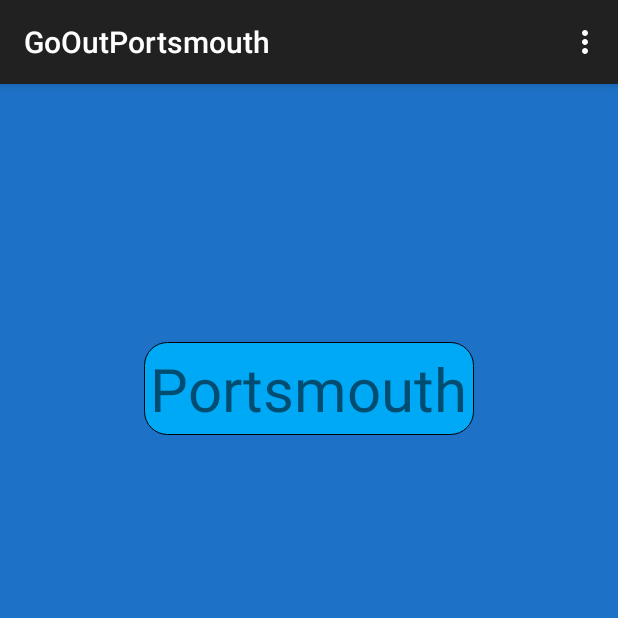
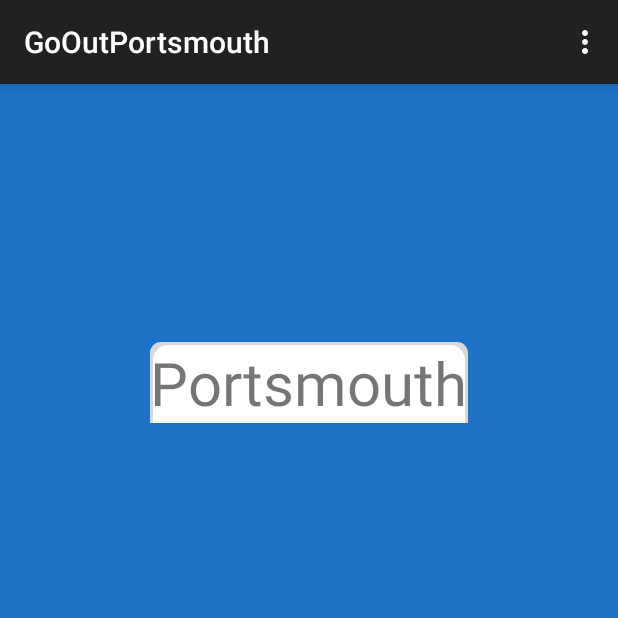
Before and after one commit to harrydet/GoOut, an Android app: the screen it shows after launch (MainActivity), on a phone screen of 412 x 824 dp, the top half of it. Run offline under Robolectric (Android 15) with nearby library versions, the phone set to English and light mode, and no system bars.

Commit message:
White Oval

```diff
--- a/app/src/main/res/drawable-hdpi/edittext.xml
+++ b/app/src/main/res/drawable-hdpi/edittext.xml
@@ -1,61 +1,27 @@
 <?xml version="1.0" encoding="utf-8"?>
-<selector xmlns:android="http://schemas.android.com/apk/res/android">
+<layer-list xmlns:android="http://schemas.android.com/apk/res/android">
+    <!-- Bottom 2dp Shadow -->
+    <item>
+        <shape android:shape="rectangle">
+            <solid android:color="#d8d8d8" />
 
-    <item android:state_pressed="true" android:state_focused="true">
-        <shape>
-            <stroke
-                android:width="2.3dp"
-                android:color="#ff00a9f6" />
             <corners
-                android:radius="10dp" />
+                android:topLeftRadius="7dp"
+                android:topRightRadius="7dp" />
         </shape>
     </item>
 
-    <item android:state_pressed="true" android:state_focused="false">
-        <shape>
-            <stroke
-                android:width="2.3dp"
-                android:color="#ff00a9f6" />
+    <!-- White Top color -->
+    <item
+        android:left="3px"
+        android:right="3px"
+        android:top="3px">
+        <shape android:shape="rectangle" >
+            <solid android:color="#FFFFFF" />
+
             <corners
-                android:radius="10dp" />
+                android:topLeftRadius="10dp"
+                android:topRightRadius="10dp" />
         </shape>
     </item>
-
-    <item android:state_pressed="false" android:state_focused="true">
-        <shape>
-            <stroke
-                android:width="0.7dp"
-                android:color="#000000" />
-            <corners
-                android:radius="15dp" />
-        </shape>
-    </item>
-
-    <item android:state_pressed="false" android:state_focused="false">
-        <shape>
-            <gradient
-                android:startColor="#ff00a9f6"
-                android:centerColor="#ff00a9f6"
-                android:endColor="#ff00a9f6"
-                android:angle="270"
-                />
-            <stroke
-                android:width="0.7dp"
-                android:color="#000000" />
-            <corners
-                android:radius="15dp" />
-        </shape>
-    </item>
-
-    <item android:state_enabled="true">
-        <shape>
-            <padding
-                android:left="4dp"
-                android:top="4dp"
-                android:right="4dp"
-                android:bottom="4dp"
-                />
-        </shape>
-    </item>
-
-</selector>
+</layer-list>
```
